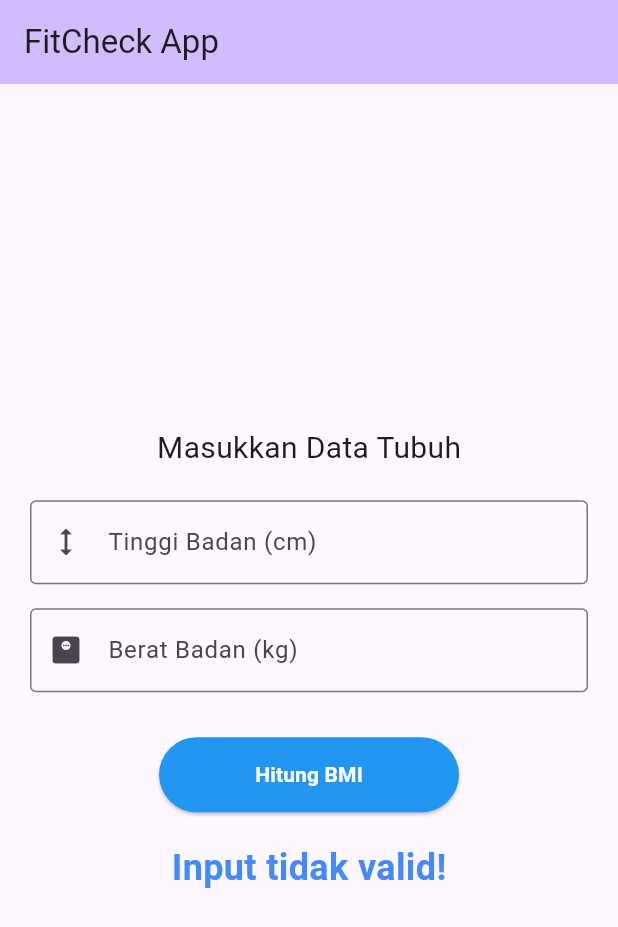
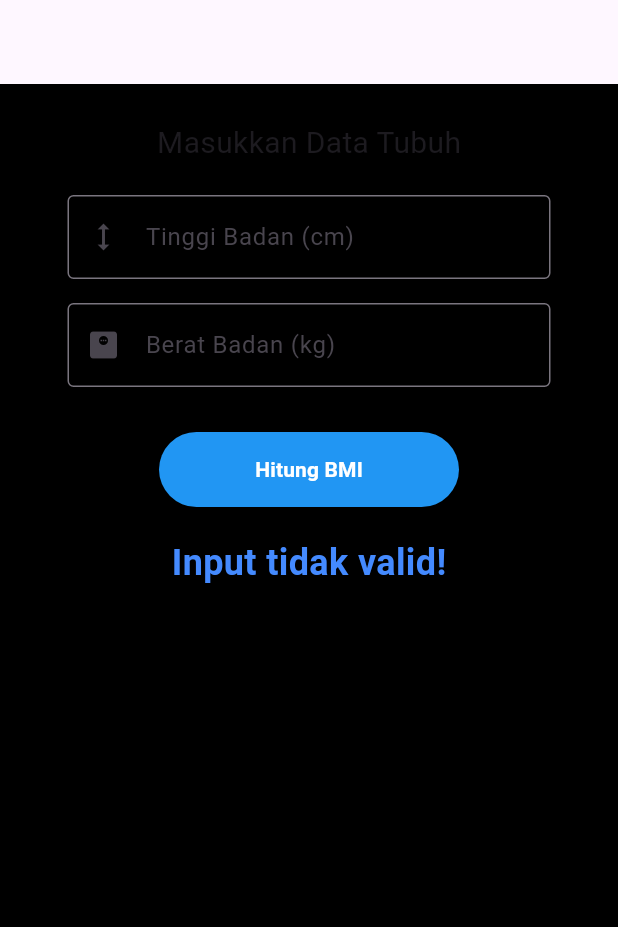
Before and after one commit to haikalassiddiqqi/uas_fitcheck_kalori, a Flutter app: the screen it shows after launch, after a tap on "Hitung BMI", on a phone screen of 412 x 824 dp. Shown: the top 927 px of the screen. Run offline on Flutter 3.47's test engine with Material 3 defaults, Android fonts, the phone set to English and light mode, and no system bars.

Commit message:
mengubah warna background

```diff
--- a/lib/main.dart
+++ b/lib/main.dart
@@ -58,16 +58,18 @@ class _MyHomePageState extends State<MyHomePage> {
   final TextEditingController tinggiController = TextEditingController();
   final TextEditingController beratController = TextEditingController();
   String hasilBMI = "";
+  String kategoriBMI = "";
 
   @override
   Widget build(BuildContext context) {
-    return Scaffold(
-      appBar: AppBar(
-        backgroundColor: Theme.of(context).colorScheme.inversePrimary,
-        title: const Text('FitCheck App'),
-      ),
-      body: Center(
-        child: SingleChildScrollView(
+   return Scaffold(
+  backgroundColor: Colors.black,
+  appBar: AppBar(
+    // ... isi AppBar Neon tadi ...
+  ),
+  body: SingleChildScrollView( // Cukup satu saja di sini
+    child: Padding( // Langsung masuk ke Padding
+      padding: const EdgeInsets.all(25.0),
           child: Column(
             mainAxisAlignment: MainAxisAlignment.center,
             children: <Widget>[
@@ -105,25 +107,34 @@ class _MyHomePageState extends State<MyHomePage> {
               ),
               const SizedBox(height: 30),
               ElevatedButton(
-               onPressed: () {
-                  // 1. Ambil data & ubah ke angka
+              onPressed: () {
+                  // 1. Ambil data dari controller DULU
                   double? tinggi = double.tryParse(tinggiController.text);
                   double? berat = double.tryParse(beratController.text);
 
+                  // 2. Baru cek validitas dan hitung
                   if (tinggi != null && berat != null && tinggi > 0) {
                     double tinggiMeter = tinggi / 100;
                     double bmi = berat / (tinggiMeter * tinggiMeter);
 
-                    // 2. Bungkus dengan setState agar layar berubah
                     setState(() {
                       hasilBMI = "BMI Kamu: ${bmi.toStringAsFixed(2)}";
+
+                      if (bmi < 18.5) {
+                        kategoriBMI = "Kurus";
+                      } else if (bmi >= 18.5 && bmi < 25) {
+                        kategoriBMI = "Normal (Ideal)";
+                      } else if (bmi >= 25 && bmi < 30) {
+                        kategoriBMI = "Overweight (Gemuk)";
+                      } else {
+                        kategoriBMI = "Obesitas";
+                      }
                     });
-
-                    // Tetap cetak di terminal buat jaga-jaga
-                    print("BMI Berhasil Dihitung: $hasilBMI");
+                    print("Hasil: $hasilBMI | Kategori: $kategoriBMI");
                   } else {
                     setState(() {
                       hasilBMI = "Input tidak valid!";
+                      kategoriBMI = "";
                     });
                   }
                 },
@@ -146,6 +157,15 @@ class _MyHomePageState extends State<MyHomePage> {
                   color: Colors.blueAccent
                 ),
               ),
+              const SizedBox(height: 10),
+              Text(
+                kategoriBMI,
+                style: const TextStyle(
+                  fontSize: 20,
+                  fontWeight: FontWeight.bold,
+                  color: Colors.orange, // Warna orange biar jelas bedanya
+                ),
+              ),
             ],
           ),
         ),
```
